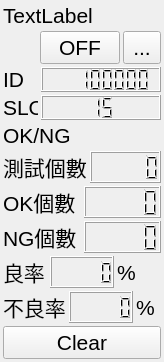
This is bank-view/frontslot.ui in smandyscom/front-base-widget as Qt 5 draws it before an edit. The edited form follows.
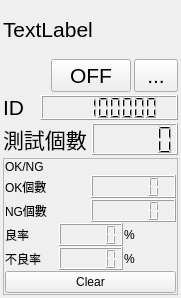
This is the edited form.

Commit message: slots report ok/ng tested

The edit to the form file:
```diff
--- a/bank-view/frontslot.ui
+++ b/bank-view/frontslot.ui
@@ -6,8 +6,8 @@
    <rect>
     <x>0</x>
     <y>0</y>
-    <width>164</width>
-    <height>297</height>
+    <width>181</width>
+    <height>298</height>
    </rect>
   </property>
   <property name="sizePolicy">
@@ -43,26 +43,19 @@
    <property name="spacing">
     <number>3</number>
    </property>
+   <item row="0" column="0">
+    <widget class="QLabel" name="labelName">
+     <property name="text">
+      <string>TextLabel</string>
+     </property>
+    </widget>
+   </item>
    <item row="1" column="0">
     <layout class="QGridLayout" name="gridLayout_2">
      <property name="spacing">
       <number>3</number>
      </property>
-     <item row="5" column="0">
-      <layout class="QGridLayout" name="gridLayout_6">
-       <item row="0" column="0">
-        <widget class="QLabel" name="label">
-         <property name="text">
-          <string>OK個數</string>
-         </property>
-        </widget>
-       </item>
-       <item row="0" column="1">
-        <widget class="QLCDNumber" name="lcdNumberOKCounter"/>
-       </item>
-      </layout>
-     </item>
-     <item row="4" column="0">
+     <item row="2" column="0">
       <layout class="QGridLayout" name="gridLayout_3">
        <item row="0" column="0">
         <widget class="QLabel" name="label_7">
@@ -76,27 +69,6 @@
        </item>
       </layout>
      </item>
-     <item row="8" column="0">
-      <layout class="QGridLayout" name="gridLayout_9">
-       <item row="0" column="0">
-        <widget class="QLabel" name="label_5">
-         <property name="text">
-          <string>不良率</string>
-         </property>
-        </widget>
-       </item>
-       <item row="0" column="1">
-        <widget class="QLCDNumber" name="lcdNumberNGRate"/>
-       </item>
-       <item row="0" column="2">
-        <widget class="QLabel" name="label_6">
-         <property name="text">
-          <string>%</string>
-         </property>
-        </widget>
-       </item>
-      </layout>
-     </item>
      <item row="1" column="0">
       <layout class="QGridLayout" name="gridLayout_4">
        <item row="0" column="0">
@@ -136,45 +108,6 @@
        </item>
       </layout>
      </item>
-     <item row="2" column="0">
-      <layout class="QGridLayout" name="gridLayout_5">
-       <item row="0" column="0">
-        <widget class="QLabel" name="labelSlot">
-         <property name="sizePolicy">
-          <sizepolicy hsizetype="Preferred" vsizetype="Preferred">
-           <horstretch>0</horstretch>
-           <verstretch>0</verstretch>
-          </sizepolicy>
-         </property>
-         <property name="maximumSize">
-          <size>
-           <width>35</width>
-           <height>16777215</height>
-          </size>
-         </property>
-         <property name="text">
-          <string>SLOT</string>
-         </property>
-        </widget>
-       </item>
-       <item row="0" column="1">
-        <widget class="QLCDNumber" name="lcdNumberSlot">
-         <property name="sizePolicy">
-          <sizepolicy hsizetype="Preferred" vsizetype="Preferred">
-           <horstretch>0</horstretch>
-           <verstretch>0</verstretch>
-          </sizepolicy>
-         </property>
-         <property name="digitCount">
-          <number>2</number>
-         </property>
-         <property name="intValue" stdset="0">
-          <number>15</number>
-         </property>
-        </widget>
-       </item>
-      </layout>
-     </item>
      <item row="0" column="0">
       <layout class="QGridLayout" name="gridLayout">
        <item row="0" column="0">
@@ -187,8 +120,8 @@
          </property>
          <property name="minimumSize">
           <size>
-           <width>30</width>
-           <height>30</height>
+           <width>0</width>
+           <height>0</height>
           </size>
          </property>
          <property name="lineWidth">
@@ -228,27 +161,37 @@
       </layout>
      </item>
      <item row="3" column="0">
+      <widget class="QFrame" name="frameInspection">
+       <property name="frameShape">
+        <enum>QFrame::StyledPanel</enum>
+       </property>
+       <property name="frameShadow">
+        <enum>QFrame::Raised</enum>
+       </property>
+       <layout class="QGridLayout" name="gridLayout_5">
+        <property name="leftMargin">
+         <number>1</number>
+        </property>
+        <property name="topMargin">
+         <number>1</number>
+        </property>
+        <property name="rightMargin">
+         <number>1</number>
+        </property>
+        <property name="bottomMargin">
+         <number>1</number>
+        </property>
+        <property name="spacing">
+         <number>1</number>
+        </property>
+        <item row="0" column="1">
       <widget class="QLabel" name="labelOKNG">
        <property name="text">
         <string>OK/NG</string>
        </property>
       </widget>
      </item>
-     <item row="6" column="0">
-      <layout class="QGridLayout" name="gridLayout_7">
-       <item row="0" column="0">
-        <widget class="QLabel" name="label_3">
-         <property name="text">
-          <string>NG個數</string>
-         </property>
-        </widget>
-       </item>
-       <item row="0" column="1">
-        <widget class="QLCDNumber" name="lcdNumberNGCounter"/>
-       </item>
-      </layout>
-     </item>
-     <item row="7" column="0">
+        <item row="3" column="1">
       <layout class="QGridLayout" name="gridLayout_8">
        <item row="0" column="0">
         <widget class="QLabel" name="label_4">
@@ -269,7 +212,56 @@
        </item>
       </layout>
      </item>
-     <item row="9" column="0">
+        <item row="1" column="1">
+         <layout class="QGridLayout" name="gridLayout_6">
+          <item row="0" column="0">
+           <widget class="QLabel" name="label">
+            <property name="text">
+             <string>OK個數</string>
+            </property>
+           </widget>
+          </item>
+          <item row="0" column="1">
+           <widget class="QLCDNumber" name="lcdNumberOKCounter"/>
+          </item>
+         </layout>
+        </item>
+        <item row="4" column="1">
+         <layout class="QGridLayout" name="gridLayout_9">
+          <item row="0" column="0">
+           <widget class="QLabel" name="label_5">
+            <property name="text">
+             <string>不良率</string>
+            </property>
+           </widget>
+          </item>
+          <item row="0" column="1">
+           <widget class="QLCDNumber" name="lcdNumberNGRate"/>
+          </item>
+          <item row="0" column="2">
+           <widget class="QLabel" name="label_6">
+            <property name="text">
+             <string>%</string>
+            </property>
+           </widget>
+          </item>
+         </layout>
+        </item>
+        <item row="2" column="1">
+         <layout class="QGridLayout" name="gridLayout_7">
+          <item row="0" column="0">
+           <widget class="QLabel" name="label_3">
+            <property name="text">
+             <string>NG個數</string>
+            </property>
+           </widget>
+          </item>
+          <item row="0" column="1">
+           <widget class="QLCDNumber" name="lcdNumberNGCounter"/>
+          </item>
+         </layout>
+        </item>
+        <item row="5" column="1">
       <widget class="QPushButton" name="pushButtonClear">
        <property name="text">
         <string>Clear</string>
@@ -277,13 +269,9 @@
       </widget>
      </item>
     </layout>
-   </item>
-   <item row="0" column="0">
-    <widget class="QLabel" name="labelName">
-     <property name="text">
-      <string>TextLabel</string>
-     </property>
-    </widget>
+      </widget>
+     </item>
+    </layout>
    </item>
   </layout>
  </widget>
```
Lines whose indentation alone changed are shown as unchanged. The commit also changes 8 other files.
